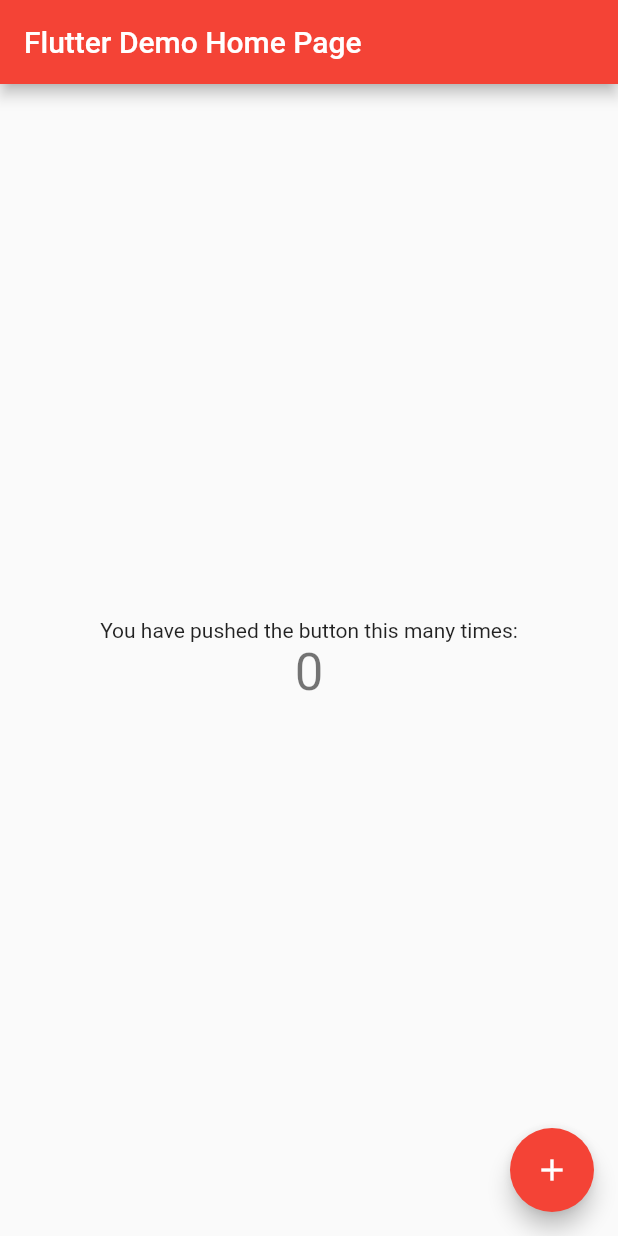
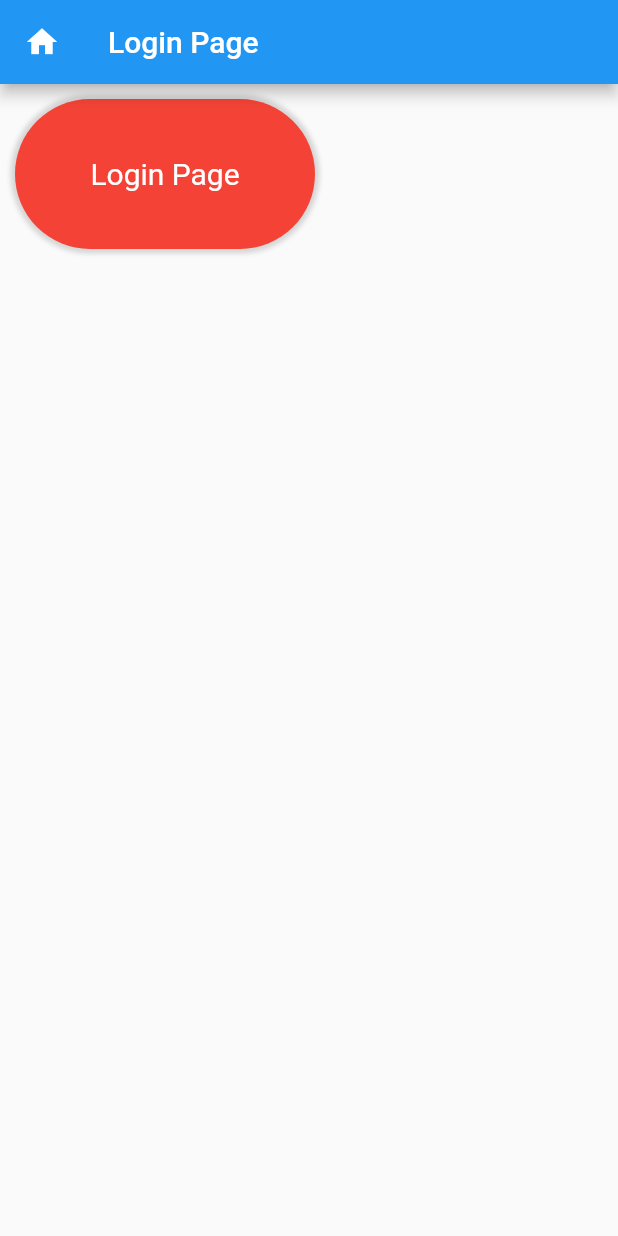
Before and after one commit to RusiraPathum/flutter-uidesign-01, a Flutter app: the screen it shows after launch, on a phone screen of 412 x 824 dp. Run offline on Flutter 3.47's test engine with Material 2 defaults, Android fonts, the phone set to English and light mode, and no system bars.

Commit message:
first container

```diff
--- /dev/null
+++ b/lib/login_page.dart
@@ -0,0 +1,53 @@
+import 'package:flutter/material.dart';
+import 'package:flutter/widgets.dart';
+
+class LoginPage extends StatefulWidget {
+  const LoginPage({super.key});
+
+  @override
+  State<LoginPage> createState() => _LoginPageState();
+}
+
+class _LoginPageState extends State<LoginPage> {
+  @override
+  void initState() {
+    // TODO: implement initState
+    super.initState();
+  }
+
+  @override
+  Widget build(BuildContext context) {
+    return Scaffold(
+      appBar: AppBar(
+        title: Text('Login Page'),
+        leading: const Icon(
+          Icons.home,
+          color: Colors.white,
+          size: 24.0,
+          semanticLabel: 'Text to announce in accessibility modes',
+        ),
+      ),
+      body: Container(
+        padding: EdgeInsets.symmetric(horizontal: 10, vertical: 10),
+        margin: EdgeInsets.symmetric(horizontal: 10, vertical: 10),
+        decoration: BoxDecoration(
+            color: Colors.red,
+            borderRadius: BorderRadius.circular(100),
+            boxShadow: [
+              BoxShadow(
+                  color: Colors.grey.withOpacity(0.4),
+                  blurRadius: 2.0,
+                  spreadRadius: 3.0),
+            ]),
+        width: 200,
+        height: 100,
+        child: Center(
+          child: Text(
+            'Login Page',
+            style: TextStyle(color: Colors.white, fontSize: 20),
+          ),
+        ),
+      ),
+    );
+  }
+}
--- a/lib/main.dart
+++ b/lib/main.dart
@@ -1,4 +1,5 @@
 import 'package:flutter/material.dart';
+import 'package:uidesign01/login_page.dart';
 
 void main() {
   runApp(const MyApp());
@@ -13,55 +14,9 @@ class MyApp extends StatelessWidget {
     return MaterialApp(
       title: 'Flutter Demo',
       theme: ThemeData(
-        primarySwatch: Colors.red,
+        primarySwatch: Colors.blue,
       ),
-      home: const MyHomePage(title: 'Flutter Demo Home Page'),
+      home: const LoginPage(),
     );
   }
 }
-
-class MyHomePage extends StatefulWidget {
-  const MyHomePage({super.key, required this.title});
-  final String title;
-
-  @override
-  State<MyHomePage> createState() => _MyHomePageState();
-}
-
-class _MyHomePageState extends State<MyHomePage> {
-  int _counter = 0;
-
-  void _incrementCounter() {
-    setState(() {
-      _counter++;
-    });
-  }
-
-  @override
-  Widget build(BuildContext context) {
-    return Scaffold(
-      appBar: AppBar(
-        title: Text(widget.title),
-      ),
-      body: Center(
-        child: Column(
-          mainAxisAlignment: MainAxisAlignment.center,
-          children: <Widget>[
-            const Text(
-              'You have pushed the button this many times:',
-            ),
-            Text(
-              '$_counter',
-              style: Theme.of(context).textTheme.headline4,
-            ),
-          ],
-        ),
-      ),
-      floatingActionButton: FloatingActionButton(
-        onPressed: _incrementCounter,
-        tooltip: 'Increment',
-        child: const Icon(Icons.add),
-      ), // This trailing comma makes auto-formatting nicer for build methods.
-    );
-  }
-}
```
